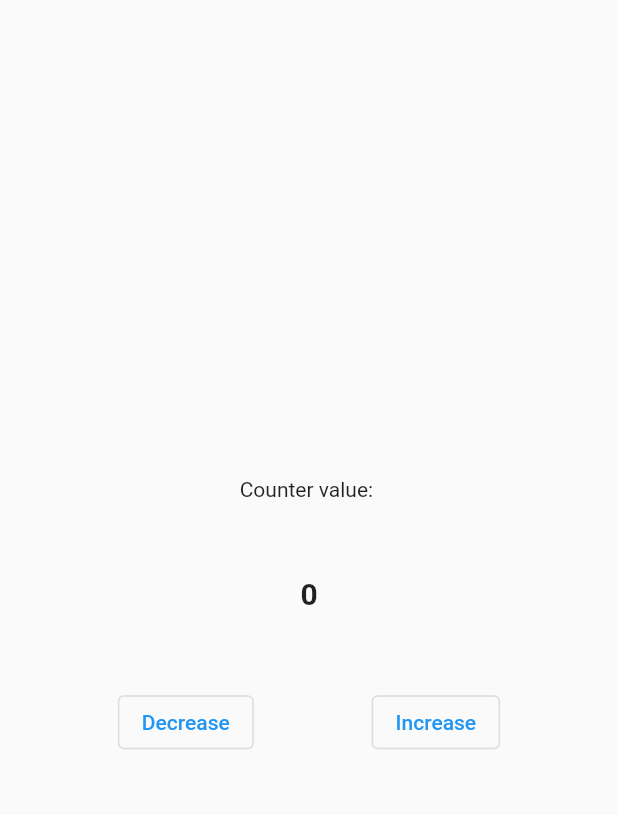
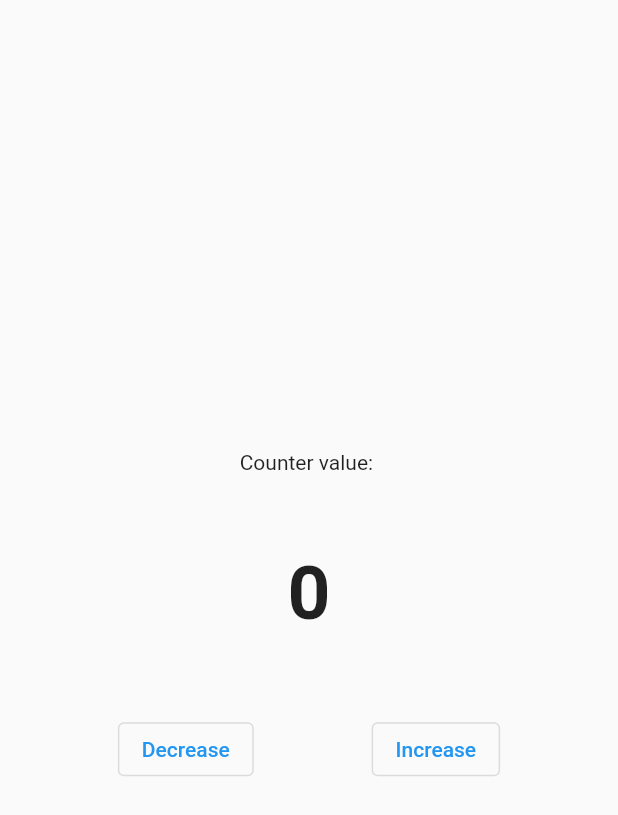
Before and after one commit to desdrianton/flutter_playground, a Flutter app: the screen it shows after launch, on a phone screen of 412 x 824 dp. Shown: the top 815 px of the screen. Run offline on Flutter 3.47's test engine with Material 2 defaults, Android fonts, the phone set to English and light mode, and no system bars.

Commit message:
Basic Provider

```diff
--- a/learn/state_provider/lib/_01_basic_provider/app.dart
+++ b/learn/state_provider/lib/_01_basic_provider/app.dart
@@ -50,7 +50,7 @@ class MyPage extends StatelessWidget {
       builder: (context, counter, child) {
         return Text(
           '${counter.value}',
-          style: const TextStyle(fontSize: 20, fontWeight: FontWeight.bold),
+          style: const TextStyle(fontSize: 50, fontWeight: FontWeight.bold),
         );
       },
     );
```
